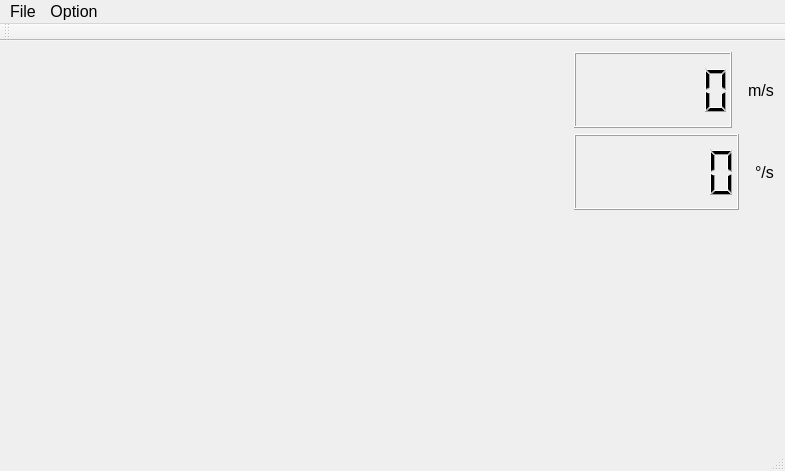
Above: HLU/RobotGUI/cmainwindow.ui from Myzhar/RoboController before the change. Below: the same form after it.
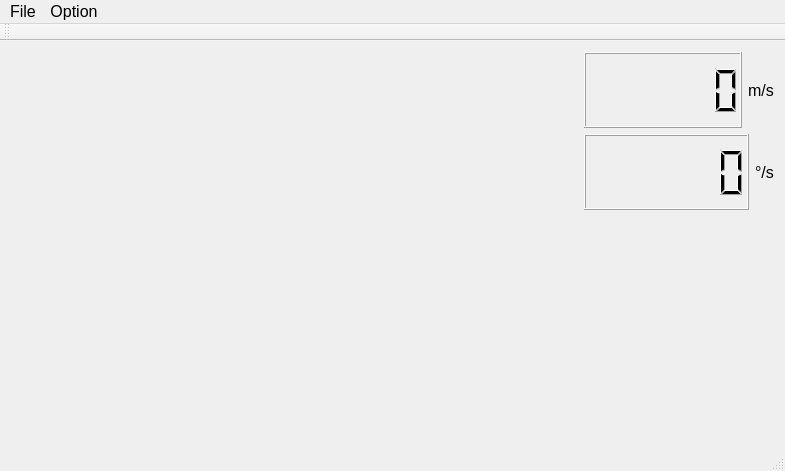
That is the form after the change. Icons and pictures are not drawn. Custom widgets are drawn as their Qt base class.

Patch:
```diff
--- a/HLU/RobotGUI/cmainwindow.ui
+++ b/HLU/RobotGUI/cmainwindow.ui
@@ -44,10 +44,32 @@
      <layout class="QVBoxLayout" name="verticalLayout">
       <item>
        <layout class="QHBoxLayout" name="horizontalLayout_3">
+        <item>
+         <spacer name="horizontalSpacer_2">
+          <property name="sizePolicy">
+           <sizepolicy hsizetype="Maximum" vsizetype="Minimum">
+            <horstretch>0</horstretch>
+            <verstretch>0</verstretch>
+           </sizepolicy>
+          </property>
+          <property name="orientation">
+           <enum>Qt::Horizontal</enum>
+          </property>
+          <property name="sizeType">
+           <enum>QSizePolicy::Maximum</enum>
+          </property>
+          <property name="sizeHint" stdset="0">
+           <size>
+            <width>10</width>
+            <height>20</height>
+           </size>
+          </property>
+         </spacer>
+        </item>
         <item>
          <widget class="QLCDNumber" name="lcdNumber_fw_speed">
           <property name="sizePolicy">
-           <sizepolicy hsizetype="Minimum" vsizetype="MinimumExpanding">
+           <sizepolicy hsizetype="Preferred" vsizetype="MinimumExpanding">
             <horstretch>0</horstretch>
             <verstretch>0</verstretch>
            </sizepolicy>
@@ -62,28 +84,6 @@
         </item>
         <item>
          <layout class="QHBoxLayout" name="horizontalLayout">
-          <item>
-           <spacer name="horizontalSpacer_2">
-            <property name="sizePolicy">
-             <sizepolicy hsizetype="Maximum" vsizetype="Minimum">
-              <horstretch>0</horstretch>
-              <verstretch>0</verstretch>
-             </sizepolicy>
-            </property>
-            <property name="orientation">
-             <enum>Qt::Horizontal</enum>
-            </property>
-            <property name="sizeType">
-             <enum>QSizePolicy::Maximum</enum>
-            </property>
-            <property name="sizeHint" stdset="0">
-             <size>
-              <width>10</width>
-              <height>20</height>
-             </size>
-            </property>
-           </spacer>
-          </item>
           <item>
            <widget class="QLabel" name="label_fw_speed">
             <property name="sizePolicy">
@@ -103,10 +103,32 @@
       </item>
       <item>
        <layout class="QHBoxLayout" name="horizontalLayout_4">
+        <item>
+         <spacer name="horizontalSpacer_3">
+          <property name="sizePolicy">
+           <sizepolicy hsizetype="Maximum" vsizetype="Minimum">
+            <horstretch>0</horstretch>
+            <verstretch>0</verstretch>
+           </sizepolicy>
+          </property>
+          <property name="orientation">
+           <enum>Qt::Horizontal</enum>
+          </property>
+          <property name="sizeType">
+           <enum>QSizePolicy::Maximum</enum>
+          </property>
+          <property name="sizeHint" stdset="0">
+           <size>
+            <width>10</width>
+            <height>20</height>
+           </size>
+          </property>
+         </spacer>
+        </item>
         <item>
          <widget class="QLCDNumber" name="lcdNumber_rot_speed">
           <property name="sizePolicy">
-           <sizepolicy hsizetype="Minimum" vsizetype="MinimumExpanding">
+           <sizepolicy hsizetype="Preferred" vsizetype="MinimumExpanding">
             <horstretch>0</horstretch>
             <verstretch>0</verstretch>
            </sizepolicy>
@@ -121,28 +143,6 @@
         </item>
         <item>
          <layout class="QHBoxLayout" name="horizontalLayout_2">
-          <item>
-           <spacer name="horizontalSpacer_3">
-            <property name="sizePolicy">
-             <sizepolicy hsizetype="Maximum" vsizetype="Minimum">
-              <horstretch>0</horstretch>
-              <verstretch>0</verstretch>
-             </sizepolicy>
-            </property>
-            <property name="orientation">
-             <enum>Qt::Horizontal</enum>
-            </property>
-            <property name="sizeType">
-             <enum>QSizePolicy::Maximum</enum>
-            </property>
-            <property name="sizeHint" stdset="0">
-             <size>
-              <width>10</width>
-              <height>20</height>
-             </size>
-            </property>
-           </spacer>
-          </item>
           <item>
            <widget class="QLabel" name="label_rot_speed">
             <property name="sizePolicy">
```
Left out of the diff: 13 changed lines with no effect on the pictures.
